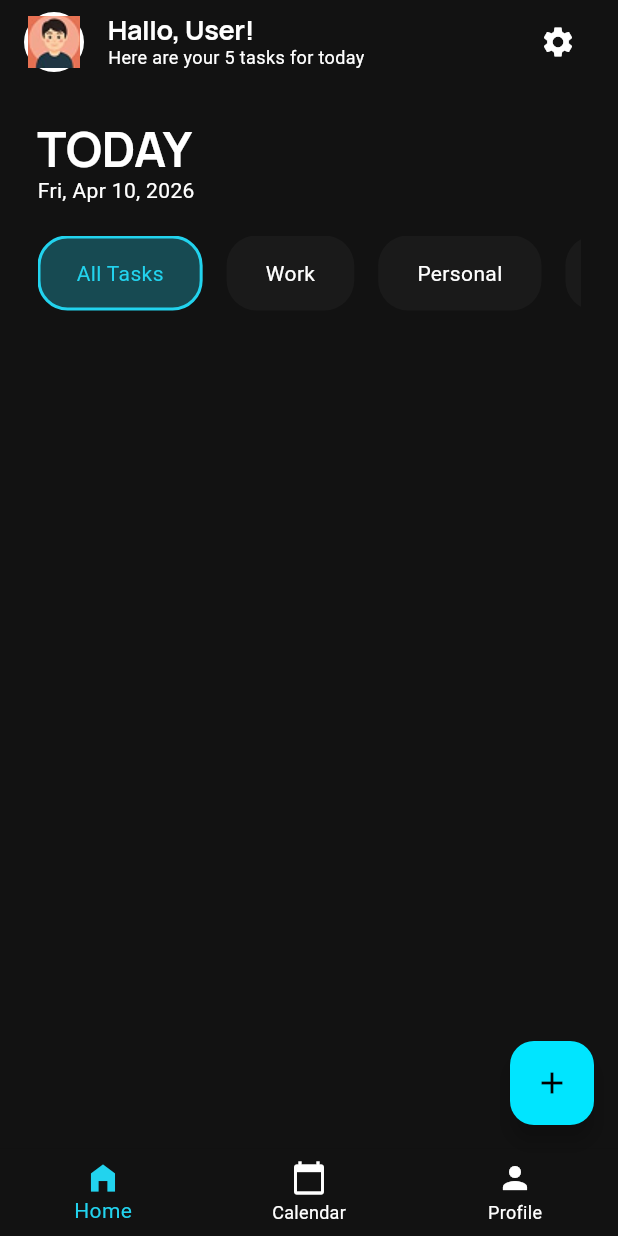
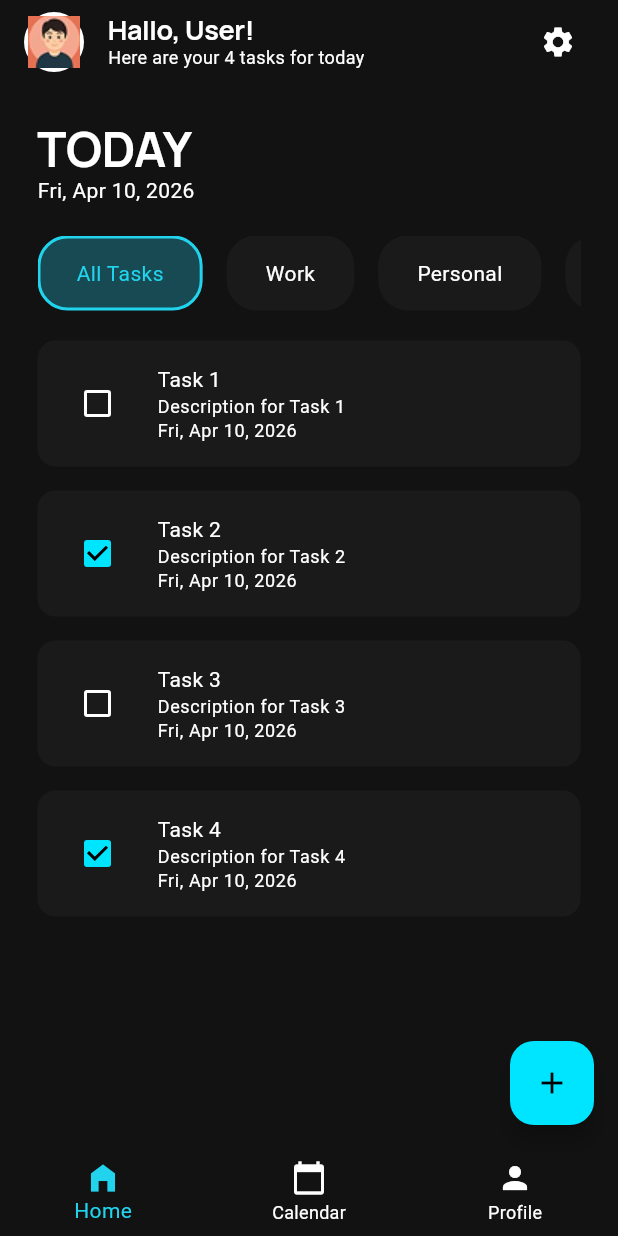
Before and after one commit to abdohhh/StarterTodoApp, a Flutter app: the screen it shows after launch, on a phone screen of 412 x 824 dp. Run offline on Flutter 3.47's test engine with Material 3 defaults, Android fonts, the phone set to English and light mode, and no system bars; our stand-ins replace google_fonts, sqflite, syncfusion_flutter_datepicker; accounts and stored records are empty.

Commit message:
feat: integrate syncfusion datepicker and update task model to include TaskAlarm

```diff
--- a/lib/Models/task_model.dart
+++ b/lib/Models/task_model.dart
@@ -2,16 +2,15 @@ class TaskModel {
   final int? id;
   final String Tasktitle;
   final String Description;
-  final int TaskPriority;
-  //  final DateTime TaskAlarm;
-  // bool isCompleted;/
+  final DateTime? TaskAlarm;
+  bool? isCompleted;
 
   TaskModel({
     required this.Tasktitle,
     required this.Description,
-    required this.TaskPriority,
     this.id,
-    // required this.isCompleted,
+    this.isCompleted,
+    required this.TaskAlarm,
   });
 
   Map<String, dynamic> toMap() {
@@ -19,8 +18,8 @@ class TaskModel {
       'id': id,
       'Tasktitle': Tasktitle,
       'Description': Description,
-      'TaskPriority': TaskPriority,
-      // 'TaskAlarm': TaskAlarm.toIso8601String(),
+      'TaskAlarm': TaskAlarm,
+      // 'TaskPriority': TaskPriority,
       // 'isCompleted': isCompleted ? 1 : 0,
     };
   }
@@ -31,28 +30,28 @@ List<TaskModel> testdata = [
     id: 1,
     Tasktitle: "Task 1",
     Description: "Description for Task 1",
-    TaskPriority: 1,
-    // isCompleted: false,
+    TaskAlarm: DateTime.now(),
+    isCompleted: false,
   ),
   TaskModel(
     id: 2,
     Tasktitle: "Task 2",
     Description: "Description for Task 2",
-    TaskPriority: 2,
-    // isCompleted: true,
+    TaskAlarm: DateTime.now(),
+    isCompleted: true,
   ),
   TaskModel(
     id: 3,
     Tasktitle: "Task 3",
     Description: "Description for Task 3",
-    TaskPriority: 3,
-    // isCompleted: false,
+    TaskAlarm: DateTime.now(),
+    isCompleted: false,
   ),
   TaskModel(
     id: 4,
     Tasktitle: "Task 4",
     Description: "Description for Task 4",
-    TaskPriority: 4,
-    // isCompleted: true,
+    TaskAlarm: DateTime.now(),
+    isCompleted: true,
   ),
 ];
--- a/lib/screens/TaskListScreen.dart
+++ b/lib/screens/TaskListScreen.dart
@@ -1,6 +1,8 @@
 import 'package:flutter/material.dart';
 import 'package:intl/intl.dart';
+import 'package:todotasks/core/Routes/app_routes.dart';
 import 'package:todotasks/core/assets/app_icons.dart';
+import 'package:todotasks/models/task_model.dart';
 
 class Tasklistscreen extends StatefulWidget {
   const Tasklistscreen({super.key});
@@ -13,6 +15,7 @@ class _TasklistscreenState extends State<Tasklistscreen> {
   int activeindex = 0;
   List<String> filter = ['All Tasks', 'Work', 'Personal', 'Shopping', 'Others'];
   int BottomcurrentIndex = 0;
+  // bool value = false;
   @override
   Widget build(BuildContext context) {
     return Scaffold(
@@ -43,7 +46,7 @@ class _TasklistscreenState extends State<Tasklistscreen> {
               ).textTheme.displayLarge?.copyWith(fontSize: 18),
             ),
             Text(
-              'Here are your 5 tasks for today',
+              'Here are your ${testdata.length} tasks for today',
               style: Theme.of(
                 context,
               ).textTheme.bodyMedium?.copyWith(fontSize: 12),
@@ -87,35 +90,58 @@ class _TasklistscreenState extends State<Tasklistscreen> {
                         activeindex = index;
                       });
                     },
-                    child: Container(
-                      // width: 200,
-                      margin: EdgeInsets.only(right: 16),
-                      padding: EdgeInsets.symmetric(
-                        horizontal: 24,
-                        vertical: 10,
-                      ),
-                      decoration: BoxDecoration(
-                        color: index == activeindex
-                            ? Color(0x4A22D3EE)
-                            : Color(0xff1A1A1A),
-                        border: Border.all(
-                          color: index == activeindex
-                              ? Color(0xFF22D3EE)
-                              : Colors.transparent,
-                          width: 2,
+                    child: FilterBar(index, context),
+                  );
+                },
+              ),
+            ),
+            SizedBox(height: 20),
+            Flexible(
+              child: ListView.builder(
+                physics: BouncingScrollPhysics(),
+                itemCount: testdata.length,
+                itemBuilder: (BuildContext context, int index) {
+                  return Container(
+                    margin: EdgeInsets.only(bottom: 16),
+                    padding: EdgeInsets.all(16),
+                    decoration: BoxDecoration(
+                      color: Color(0xff1A1A1A),
+                      borderRadius: BorderRadius.circular(12),
+                    ),
+                    child: Row(
+                      children: [
+                        Checkbox(
+                          value: testdata[index].isCompleted,
+                          onChanged: (bool? newValue) {
+                            setState(() {
+                              testdata[index].isCompleted = newValue ?? false;
+                            });
+                          },
                         ),
-                        borderRadius: BorderRadius.circular(20),
-                      ),
-                      child: Center(
-                        child: Text(
-                          filter[index],
-                          style: index == activeindex
-                              ? Theme.of(context).textTheme.bodyMedium
-                                    ?.copyWith(color: Color(0xFF22D3EE))
-                              : Theme.of(context).textTheme.bodyMedium
-                                    ?.copyWith(color: Colors.white),
+                        SizedBox(width: 16),
+                        Column(
+                          crossAxisAlignment: CrossAxisAlignment.start,
+                          children: [
+                            Text(
+                              testdata[index].Tasktitle,
+                              style: Theme.of(context).textTheme.bodyMedium,
+                            ),
+                            Text(
+                              testdata[index].Description,
+                              style: Theme.of(context).textTheme.bodySmall,
+                            ),
+                            Text(
+                              testdata[index].TaskAlarm != null
+                                  ? DateFormat.yMMMEd().format(
+                                      testdata[index].TaskAlarm!,
+                                    )
+                                  : 'No Alarm',
+                              style: Theme.of(context).textTheme.bodySmall,
+                            ),
+                          ],
                         ),
-                      ),
+                        SizedBox(width: 16),
+                      ],
                     ),
                   );
                 },
@@ -126,7 +152,7 @@ class _TasklistscreenState extends State<Tasklistscreen> {
       ),
       floatingActionButton: FloatingActionButton(
         onPressed: () {
-          // Handle add task button press
+          Navigator.pushNamed(context, Approutes.TaskDetailsScreen);
         },
         child: Icon(Icons.add),
       ),
@@ -159,4 +185,32 @@ class _TasklistscreenState extends State<Tasklistscreen> {
       ),
     );
   }
+
+  Container FilterBar(int index, BuildContext context) {
+    return Container(
+      // width: 200,
+      margin: EdgeInsets.only(right: 16),
+      padding: EdgeInsets.symmetric(horizontal: 24, vertical: 10),
+      decoration: BoxDecoration(
+        color: index == activeindex ? Color(0x4A22D3EE) : Color(0xff1A1A1A),
+        border: Border.all(
+          color: index == activeindex ? Color(0xFF22D3EE) : Colors.transparent,
+          width: 2,
+        ),
+        borderRadius: BorderRadius.circular(20),
+      ),
+      child: Center(
+        child: Text(
+          filter[index],
+          style: index == activeindex
+              ? Theme.of(
+                  context,
+                ).textTheme.bodyMedium?.copyWith(color: Color(0xFF22D3EE))
+              : Theme.of(
+                  context,
+                ).textTheme.bodyMedium?.copyWith(color: Colors.white),
+        ),
+      ),
+    );
+  }
 }
--- a/pubspec.yaml
+++ b/pubspec.yaml
@@ -38,6 +38,7 @@ dependencies:
   path: ^1.9.1
   google_fonts: ^8.0.2
   intl: ^0.20.2
+  syncfusion_flutter_datepicker: ^33.1.47
 
 dev_dependencies:
   flutter_test:
```
Also changed, not shown: lib/Core/DataBase/database_helper.dart (+3 -6 lines), lib/screens/TaskDetailsScreen.dart (+36 -5 lines), pubspec.lock.
